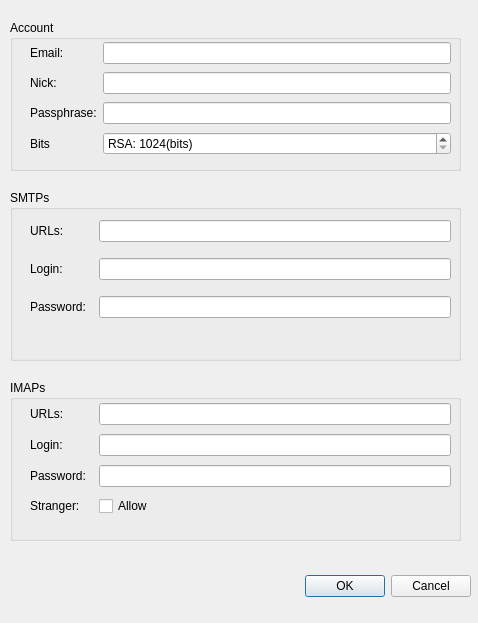
Above: qt/optiondialog.ui from bitbaba/bitmail before the change. Below: the same form after it.
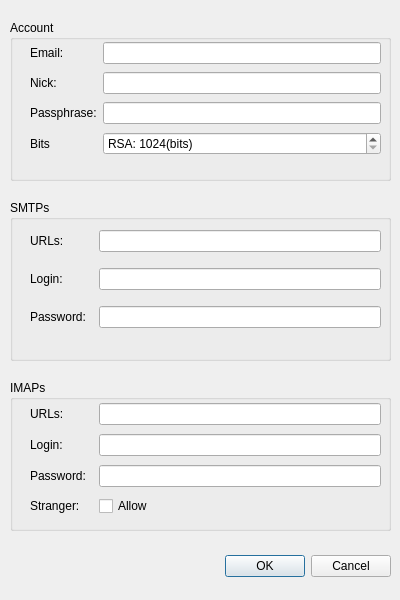
That is the form after the change.

Commit message: qt: update layout;

The edit to the form file:
```diff
--- a/qt/optiondialog.ui
+++ b/qt/optiondialog.ui
@@ -6,10 +6,34 @@
    <rect>
     <x>0</x>
     <y>0</y>
-    <width>478</width>
-    <height>623</height>
+    <width>400</width>
+    <height>600</height>
    </rect>
   </property>
+  <property name="sizePolicy">
+   <sizepolicy hsizetype="Fixed" vsizetype="Fixed">
+    <horstretch>0</horstretch>
+    <verstretch>0</verstretch>
+   </sizepolicy>
+  </property>
+  <property name="minimumSize">
+   <size>
+    <width>400</width>
+    <height>600</height>
+   </size>
+  </property>
+  <property name="maximumSize">
+   <size>
+    <width>400</width>
+    <height>600</height>
+   </size>
+  </property>
+  <property name="baseSize">
+   <size>
+    <width>400</width>
+    <height>600</height>
+   </size>
+  </property>
   <property name="windowTitle">
    <string>Options</string>
   </property>
@@ -17,8 +41,8 @@
    <property name="geometry">
     <rect>
      <x>10</x>
-     <y>570</y>
-     <width>461</width>
+     <y>550</y>
+     <width>381</width>
      <height>32</height>
     </rect>
    </property>
@@ -34,8 +58,8 @@
     <rect>
      <x>10</x>
      <y>20</y>
-     <width>451</width>
-     <height>151</height>
+     <width>381</width>
+     <height>161</height>
     </rect>
    </property>
    <property name="title">
@@ -46,7 +70,7 @@
      <rect>
       <x>20</x>
       <y>20</y>
-      <width>421</width>
+      <width>351</width>
       <height>121</height>
      </rect>
     </property>
@@ -122,9 +146,9 @@
    <property name="geometry">
     <rect>
      <x>10</x>
-     <y>190</y>
-     <width>451</width>
-     <height>171</height>
+     <y>200</y>
+     <width>381</width>
+     <height>161</height>
     </rect>
    </property>
    <property name="title">
@@ -135,7 +159,7 @@
      <rect>
       <x>20</x>
       <y>20</y>
-      <width>421</width>
+      <width>351</width>
       <height>121</height>
      </rect>
     </property>
@@ -186,8 +210,8 @@
     <rect>
      <x>10</x>
      <y>380</y>
-     <width>451</width>
-     <height>161</height>
+     <width>381</width>
+     <height>151</height>
     </rect>
    </property>
    <property name="title">
@@ -198,7 +222,7 @@
      <rect>
       <x>20</x>
       <y>20</y>
-      <width>421</width>
+      <width>351</width>
       <height>121</height>
      </rect>
     </property>
```
The commit also changes 2 other files.
